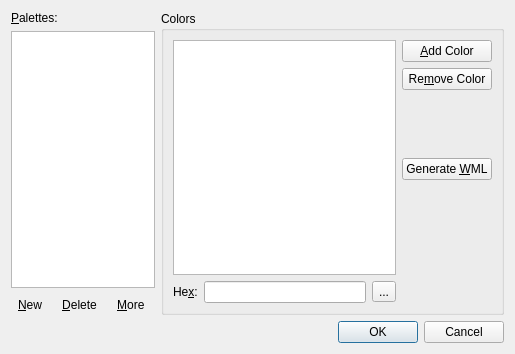
Old version of the form src/custompalettes.ui in the repository irydacea/wespal.
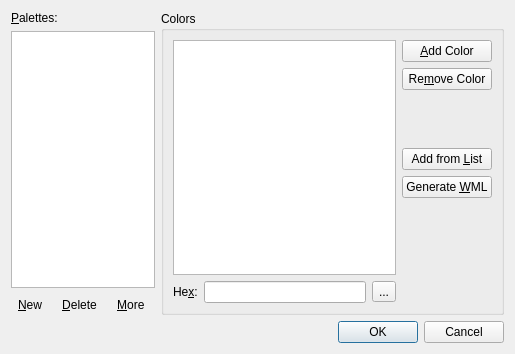
New version of the form. Icons and pictures are not drawn.

Commit message: custompalettes: Add an "Add from List" action to insert multiple user-provided colors from a comma-separated list

```diff
--- a/src/custompalettes.ui
+++ b/src/custompalettes.ui
@@ -149,7 +149,7 @@
            </layout>
           </item>
           <item>
-           <layout class="QVBoxLayout" name="verticalLayout" stretch="0,0,1,0,2">
+           <layout class="QVBoxLayout" name="verticalLayout" stretch="0,0,1,0,0,2">
             <item>
              <widget class="QPushButton" name="cmdAddCol">
               <property name="text">
@@ -177,6 +177,16 @@
               </property>
              </spacer>
             </item>
+            <item>
+             <widget class="QPushButton" name="cmdAddFromList">
+              <property name="whatsThis">
+               <string>Adds multiple colors from a comma-separated lists.</string>
+              </property>
+              <property name="text">
+               <string>Add from &amp;List</string>
+              </property>
+             </widget>
+            </item>
             <item>
              <widget class="QPushButton" name="cmdWml">
               <property name="whatsThis">
```
The commit also changes 2 other files.
